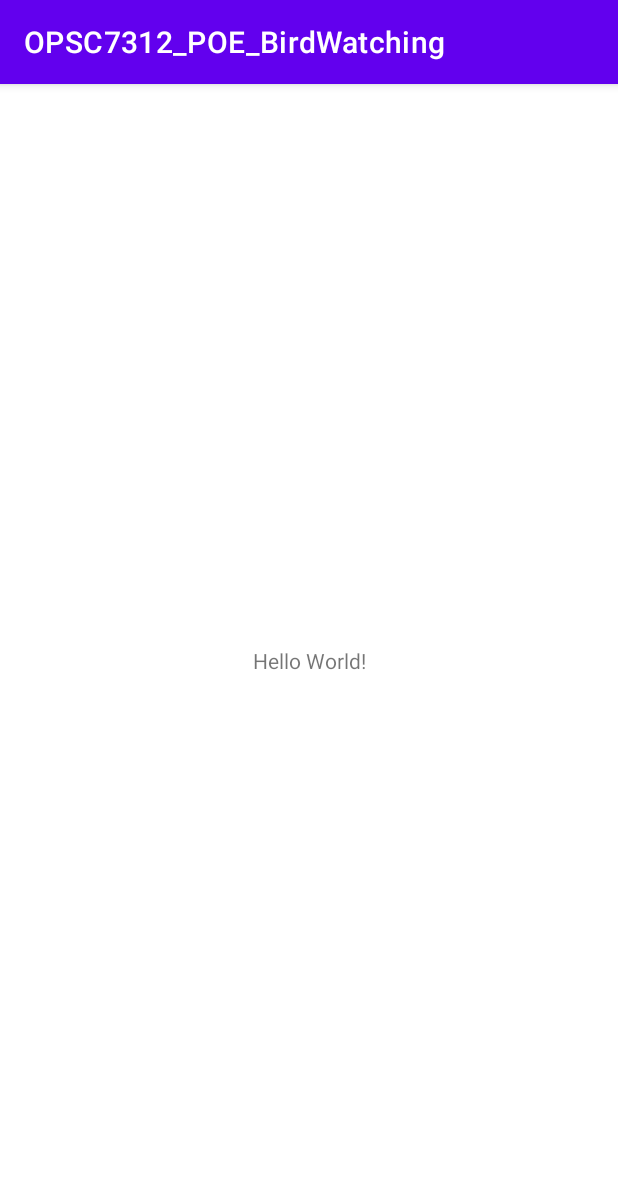
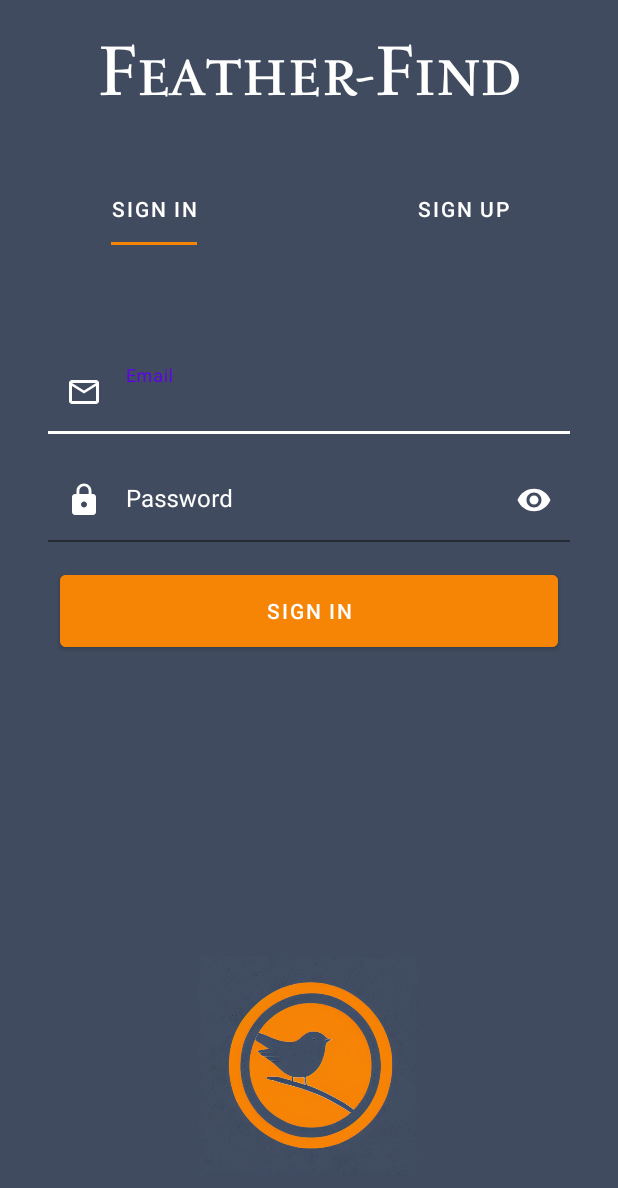
Before and after one commit to Angelo-Traverso/BirdWatching_Android_Application, an Android app: the screen it shows after launch (MainActivity), on a phone screen of 412 x 824 dp. Shown: the top 1188 px of the screen. Run offline under Robolectric (Android 15) with nearby library versions, the phone set to English and light mode, and no system bars.

Commit message:
Started Tab Functionality for Signin/Signup
Started Sign In Fragment UI

```diff
--- a/app/src/main/java/com/example/opsc7312_poe_birdwatching/MainActivity.kt
+++ b/app/src/main/java/com/example/opsc7312_poe_birdwatching/MainActivity.kt
@@ -1,11 +1,26 @@
 package com.example.opsc7312_poe_birdwatching
 
+import PagerAdapter
 import androidx.appcompat.app.AppCompatActivity
 import android.os.Bundle
+import android.view.LayoutInflater
+import androidx.fragment.app.Fragment
+import androidx.fragment.app.FragmentManager
+import androidx.fragment.app.FragmentPagerAdapter
+import androidx.viewpager.widget.ViewPager
+import com.google.android.material.tabs.TabLayout
 
 class MainActivity : AppCompatActivity() {
     override fun onCreate(savedInstanceState: Bundle?) {
         super.onCreate(savedInstanceState)
         setContentView(R.layout.activity_main)
+
+        val tabLayout: TabLayout = findViewById(R.id.tabLayout)
+        val viewPager: ViewPager = findViewById(R.id.viewPager)
+
+        val pagerAdapter = PagerAdapter(supportFragmentManager)
+        viewPager.adapter = pagerAdapter
+        tabLayout.setupWithViewPager(viewPager)
     }
+
 }
--- /dev/null
+++ b/app/src/main/java/com/example/opsc7312_poe_birdwatching/PagerAdapter.kt
@@ -0,0 +1,27 @@
+import androidx.fragment.app.Fragment
+import androidx.fragment.app.FragmentManager
+import androidx.fragment.app.FragmentPagerAdapter
+import com.example.opsc7312_poe_birdwatching.SignIn
+import com.example.opsc7312_poe_birdwatching.SignUp
+
+class PagerAdapter(fm: FragmentManager) : FragmentPagerAdapter(fm, BEHAVIOR_RESUME_ONLY_CURRENT_FRAGMENT) {
+    override fun getItem(position: Int): Fragment {
+        return when (position) {
+            0 -> SignIn()
+            1 -> SignUp()
+            else -> throw IllegalArgumentException("Invalid position")
+        }
+    }
+
+    override fun getCount(): Int {
+        return 2 // Number of tabs
+    }
+
+    override fun getPageTitle(position: Int): CharSequence? {
+        return when (position) {
+            0 -> "Sign In"
+            1 -> "Sign Up"
+            else -> null
+        }
+    }
+}
--- /dev/null
+++ b/app/src/main/java/com/example/opsc7312_poe_birdwatching/SignIn.kt
@@ -0,0 +1,59 @@
+package com.example.opsc7312_poe_birdwatching
+
+import android.os.Bundle
+import androidx.fragment.app.Fragment
+import android.view.LayoutInflater
+import android.view.View
+import android.view.ViewGroup
+
+// TODO: Rename parameter arguments, choose names that match
+// the fragment initialization parameters, e.g. ARG_ITEM_NUMBER
+private const val ARG_PARAM1 = "param1"
+private const val ARG_PARAM2 = "param2"
+
+/**
+ * A simple [Fragment] subclass.
+ * Use the [SignIn.newInstance] factory method to
+ * create an instance of this fragment.
+ */
+class SignIn : Fragment() {
+    // TODO: Rename and change types of parameters
+    private var param1: String? = null
+    private var param2: String? = null
+
+    override fun onCreate(savedInstanceState: Bundle?) {
+        super.onCreate(savedInstanceState)
+        arguments?.let {
+            param1 = it.getString(ARG_PARAM1)
+            param2 = it.getString(ARG_PARAM2)
+        }
+    }
+
+    override fun onCreateView(
+        inflater: LayoutInflater, container: ViewGroup?,
+        savedInstanceState: Bundle?
+    ): View? {
+        // Inflate the layout for this fragment
+        return inflater.inflate(R.layout.fragment_sign_in, container, false)
+    }
+
+    companion object {
+        /**
+         * Use this factory method to create a new instance of
+         * this fragment using the provided parameters.
+         *
+         * @param param1 Parameter 1.
+         * @param param2 Parameter 2.
+         * @return A new instance of fragment SignIn.
+         */
+        // TODO: Rename and change types and number of parameters
+        @JvmStatic
+        fun newInstance(param1: String, param2: String) =
+            SignIn().apply {
+                arguments = Bundle().apply {
+                    putString(ARG_PARAM1, param1)
+                    putString(ARG_PARAM2, param2)
+                }
+            }
+    }
+}
--- /dev/null
+++ b/app/src/main/java/com/example/opsc7312_poe_birdwatching/SignUp.kt
@@ -0,0 +1,59 @@
+package com.example.opsc7312_poe_birdwatching
+
+import android.os.Bundle
+import androidx.fragment.app.Fragment
+import android.view.LayoutInflater
+import android.view.View
+import android.view.ViewGroup
+
+// TODO: Rename parameter arguments, choose names that match
+// the fragment initialization parameters, e.g. ARG_ITEM_NUMBER
+private const val ARG_PARAM1 = "param1"
+private const val ARG_PARAM2 = "param2"
+
+/**
+ * A simple [Fragment] subclass.
+ * Use the [SignUp.newInstance] factory method to
+ * create an instance of this fragment.
+ */
+class SignUp : Fragment() {
+    // TODO: Rename and change types of parameters
+    private var param1: String? = null
+    private var param2: String? = null
+
+    override fun onCreate(savedInstanceState: Bundle?) {
+        super.onCreate(savedInstanceState)
+        arguments?.let {
+            param1 = it.getString(ARG_PARAM1)
+            param2 = it.getString(ARG_PARAM2)
+        }
+    }
+
+    override fun onCreateView(
+        inflater: LayoutInflater, container: ViewGroup?,
+        savedInstanceState: Bundle?
+    ): View? {
+        // Inflate the layout for this fragment
+        return inflater.inflate(R.layout.fragment_sign_up, container, false)
+    }
+
+    companion object {
+        /**
+         * Use this factory method to create a new instance of
+         * this fragment using the provided parameters.
+         *
+         * @param param1 Parameter 1.
+         * @param param2 Parameter 2.
+         * @return A new instance of fragment SignUp.
+         */
+        // TODO: Rename and change types and number of parameters
+        @JvmStatic
+        fun newInstance(param1: String, param2: String) =
+            SignUp().apply {
+                arguments = Bundle().apply {
+                    putString(ARG_PARAM1, param1)
+                    putString(ARG_PARAM2, param2)
+                }
+            }
+    }
+}
--- /dev/null
+++ b/app/src/main/res/drawable/baseline_lock_24.xml
@@ -0,0 +1,5 @@
+<vector android:height="24dp" android:tint="#FFFFFF"
+    android:viewportHeight="24" android:viewportWidth="24"
+    android:width="24dp" xmlns:android="http://schemas.android.com/apk/res/android">
+    <path android:fillColor="@android:color/white" android:pathData="M18,8h-1L17,6c0,-2.76 -2.24,-5 -5,-5S7,3.24 7,6v2L6,8c-1.1,0 -2,0.9 -2,2v10c0,1.1 0.9,2 2,2h12c1.1,0 2,-0.9 2,-2L20,10c0,-1.1 -0.9,-2 -2,-2zM12,17c-1.1,0 -2,-0.9 -2,-2s0.9,-2 2,-2 2,0.9 2,2 -0.9,2 -2,2zM15.1,8L8.9,8L8.9,6c0,-1.71 1.39,-3.1 3.1,-3.1 1.71,0 3.1,1.39 3.1,3.1v2z"/>
+</vector>
--- /dev/null
+++ b/app/src/main/res/drawable/baseline_mail_outline_24.xml
@@ -0,0 +1,5 @@
+<vector android:height="24dp" android:tint="#FFFFFF"
+    android:viewportHeight="24" android:viewportWidth="24"
+    android:width="24dp" xmlns:android="http://schemas.android.com/apk/res/android">
+    <path android:fillColor="@android:color/white" android:pathData="M20,4L4,4c-1.1,0 -1.99,0.9 -1.99,2L2,18c0,1.1 0.9,2 2,2h16c1.1,0 2,-0.9 2,-2L22,6c0,-1.1 -0.9,-2 -2,-2zM20,18L4,18L4,8l8,5 8,-5v10zM12,11L4,6h16l-8,5z"/>
+</vector>
--- /dev/null
+++ b/app/src/main/res/drawable/tab_indicator.xml
@@ -0,0 +1,8 @@
+<?xml version="1.0" encoding="utf-8"?>
+<layer-list xmlns:android="http://schemas.android.com/apk/res/android">
+    <item>
+        <shape android:shape="rectangle">
+            <solid android:color="@color/tab_indicator" />
+        </shape>
+    </item>
+</layer-list>
--- /dev/null
+++ b/app/src/main/res/font/font.xml
@@ -0,0 +1,4 @@
+<?xml version="1.0" encoding="utf-8"?>
+<font-family xmlns:android="http://schemas.android.com/apk/res/android">
+
+</font-family>
--- a/app/src/main/res/layout/activity_main.xml
+++ b/app/src/main/res/layout/activity_main.xml
@@ -1,18 +1,52 @@
 <?xml version="1.0" encoding="utf-8"?>
-<androidx.constraintlayout.widget.ConstraintLayout xmlns:android="http://schemas.android.com/apk/res/android"
+<RelativeLayout xmlns:android="http://schemas.android.com/apk/res/android"
     xmlns:app="http://schemas.android.com/apk/res-auto"
     xmlns:tools="http://schemas.android.com/tools"
     android:layout_width="match_parent"
     android:layout_height="match_parent"
+    android:background="@color/app_background"
     tools:context=".MainActivity">
 
+
+
     <TextView
-        android:layout_width="wrap_content"
+        android:id="@+id/appName"
+        android:layout_width="match_parent"
         android:layout_height="wrap_content"
-        android:text="Hello World!"
-        app:layout_constraintBottom_toBottomOf="parent"
-        app:layout_constraintEnd_toEndOf="parent"
-        app:layout_constraintStart_toStartOf="parent"
-        app:layout_constraintTop_toTopOf="parent" />
+        android:layout_marginTop="16dp"
+        android:text="@string/app_name"
+        android:textSize="48sp"
+        android:fontFamily="@font/sedansc_regular"
+        android:textColor="@color/white"
+        android:gravity="center"
+        />
 
-</androidx.constraintlayout.widget.ConstraintLayout>
+    <com.google.android.material.tabs.TabLayout
+        android:id="@+id/tabLayout"
+        android:layout_width="match_parent"
+        android:layout_height="wrap_content"
+        android:layout_below="@+id/appName"
+        android:layout_marginTop="32dp"
+        android:background="@android:color/transparent"
+        android:contentDescription="@string/app_name"
+        android:paddingBottom="6dp"
+        app:tabIndicatorColor="@color/tab_indicator"
+        app:tabIndicatorFullWidth="false"
+        app:tabMode="fixed"
+        app:tabTextColor="@color/white">
+
+
+
+    </com.google.android.material.tabs.TabLayout>
+
+    <androidx.viewpager.widget.ViewPager
+        android:id="@+id/viewPager"
+        android:layout_width="match_parent"
+        android:layout_height="match_parent"
+        android:layout_below="@id/tabLayout"
+        android:contentDescription="sd"
+        android:layout_marginTop="48dp" />
+
+
+
+</RelativeLayout>
--- /dev/null
+++ b/app/src/main/res/layout/fragment_sign_in.xml
@@ -0,0 +1,83 @@
+<?xml version="1.0" encoding="utf-8"?>
+<RelativeLayout xmlns:android="http://schemas.android.com/apk/res/android"
+    xmlns:tools="http://schemas.android.com/tools"
+    android:layout_width="match_parent"
+    android:layout_height="match_parent"
+    xmlns:app="http://schemas.android.com/apk/res-auto"
+    android:background="@color/app_background"
+    tools:context=".SignIn">
+
+    <com.google.android.material.textfield.TextInputLayout
+        android:id="@+id/userEmail"
+        android:layout_width="match_parent"
+        android:layout_height="wrap_content"
+        android:layout_marginTop="16dp"
+        android:layout_marginStart="32dp"
+        android:layout_marginEnd="32dp"
+        app:startIconTint="@color/white"
+        style="@style/MyTextInputLayoutStyle"
+        app:startIconDrawable="@drawable/baseline_mail_outline_24"
+        android:hint="Email">
+
+        <com.google.android.material.textfield.TextInputEditText
+            android:layout_width="match_parent"
+            android:layout_height="wrap_content"
+            android:background="@android:color/transparent"
+            />
+
+    </com.google.android.material.textfield.TextInputLayout>
+
+    <com.google.android.material.textfield.TextInputLayout
+        android:id="@+id/userPassword"
+        android:layout_width="match_parent"
+        android:layout_height="wrap_content"
+        android:layout_marginTop="16dp"
+        android:layout_marginStart="32dp"
+        android:layout_marginEnd="32dp"
+        android:layout_below="@+id/userEmail"
+        app:startIconTint="@color/white"
+        app:endIconTint="@color/white"
+        app:startIconDrawable="@drawable/baseline_lock_24"
+        app:endIconMode="password_toggle"
+        style="@style/MyTextInputLayoutStyle"
+        android:hint="Password">
+
+        <com.google.android.material.textfield.TextInputEditText
+            android:layout_width="match_parent"
+            android:layout_height="wrap_content"
+            android:inputType="textPassword"
+            android:background="@android:color/transparent"
+            />
+
+    </com.google.android.material.textfield.TextInputLayout>
+
+    <Button
+        android:id="@+id/btnSignIn"
+        android:layout_width="match_parent"
+        android:layout_height="60dp"
+        android:layout_below="@+id/userPassword"
+        android:layout_marginTop="16dp"
+        android:layout_marginStart="40dp"
+        android:layout_marginEnd="40dp"
+      android:elevation="40dp"
+
+        android:backgroundTint="@color/tab_indicator"
+        android:layout_centerHorizontal="true"
+        android:text="@string/signIn"
+        />
+
+    <ImageView
+        android:id="@+id/ivBottomLogo"
+        android:layout_marginTop="200dp"
+        android:layout_width="match_parent"
+        android:layout_height="200dp"
+        android:layout_alignParentBottom="true"
+        android:layout_alignParentStart="true"
+        android:layout_alignParentEnd="true"
+        android:layout_below="@+id/btnSignIn"
+        android:src="@drawable/logo"
+        android:contentDescription="d"
+        android:layout_marginBottom="40dp"
+        />
+
+</RelativeLayout>
--- /dev/null
+++ b/app/src/main/res/layout/fragment_sign_up.xml
@@ -0,0 +1,14 @@
+<?xml version="1.0" encoding="utf-8"?>
+<FrameLayout xmlns:android="http://schemas.android.com/apk/res/android"
+    xmlns:tools="http://schemas.android.com/tools"
+    android:layout_width="match_parent"
+    android:layout_height="match_parent"
+    tools:context=".SignUp">
+
+    <!-- TODO: Update blank fragment layout -->
+    <TextView
+        android:layout_width="match_parent"
+        android:layout_height="match_parent"
+        android:text="@string/hello_blank_fragment" />
+
+</FrameLayout>
--- a/app/src/main/res/values-night/themes.xml
+++ b/app/src/main/res/values-night/themes.xml
@@ -1,16 +1,16 @@
 <resources xmlns:tools="http://schemas.android.com/tools">
     <!-- Base application theme. -->
-    <style name="Theme.OPSC7312_POE_BirdWatching" parent="Theme.MaterialComponents.DayNight.DarkActionBar">
+    <style name="Theme.OPSC7312_POE_BirdWatching" parent="Theme.MaterialComponents.DayNight.NoActionBar">
         <!-- Primary brand color. -->
-        <item name="colorPrimary">@color/purple_200</item>
+      <!--  <item name="colorPrimary">@color/purple_200</item>
         <item name="colorPrimaryVariant">@color/purple_700</item>
         <item name="colorOnPrimary">@color/black</item>
-        <!-- Secondary brand color. -->
+        &lt;!&ndash; Secondary brand color. &ndash;&gt;
         <item name="colorSecondary">@color/teal_200</item>
         <item name="colorSecondaryVariant">@color/teal_200</item>
         <item name="colorOnSecondary">@color/black</item>
-        <!-- Status bar color. -->
-        <item name="android:statusBarColor">?attr/colorPrimaryVariant</item>
+        &lt;!&ndash; Status bar color. &ndash;&gt;
+        <item name="android:statusBarColor">?attr/colorPrimaryVariant</item>-->
         <!-- Customize your theme here. -->
     </style>
 </resources>
--- a/app/src/main/res/values/colors.xml
+++ b/app/src/main/res/values/colors.xml
@@ -1,5 +1,7 @@
 <?xml version="1.0" encoding="utf-8"?>
 <resources>
+    <color name="tab_indicator">#F68405</color>
+    <color name="app_background">#404B60</color>
     <color name="purple_200">#FFBB86FC</color>
     <color name="purple_500">#FF6200EE</color>
     <color name="purple_700">#FF3700B3</color>
--- a/app/src/main/res/values/strings.xml
+++ b/app/src/main/res/values/strings.xml
@@ -1,3 +1,9 @@
 <resources>
-    <string name="app_name">OPSC7312_POE_BirdWatching</string>
+    <string name="app_name">Feather-Find</string>
+
+    <string name="signIn">Sign In</string>
+
+    <string name="signUp">Sign Up</string>
+
+    <string name="hello_blank_fragment">Hello blank fragment</string>
 </resources>
--- /dev/null
+++ b/app/src/main/res/values/styles.xml
@@ -0,0 +1,14 @@
+<?xml version="1.0" encoding="utf-8"?>
+<resources xmlns:tools="http://schemas.android.com/tools">
+    <style name="MyTextInputLayoutStyle" parent="Widget.MaterialComponents.TextInputLayout.FilledBox">
+        <!-- Customize hint text color -->
+        <item name="android:textColorHint">@color/white</item>
+
+        <!-- Customize box stroke color -->
+        <item name="boxStrokeColor">@color/white</item>
+
+
+        <!-- Customize box background color -->
+        <item name="boxBackgroundColor">@color/white</item>
+    </style>
+</resources>
--- a/app/src/main/res/values/themes.xml
+++ b/app/src/main/res/values/themes.xml
@@ -1,16 +1,16 @@
 <resources xmlns:tools="http://schemas.android.com/tools">
     <!-- Base application theme. -->
-    <style name="Theme.OPSC7312_POE_BirdWatching" parent="Theme.MaterialComponents.DayNight.DarkActionBar">
+    <style name="Theme.OPSC7312_POE_BirdWatching" parent="Theme.MaterialComponents.DayNight.NoActionBar">
         <!-- Primary brand color. -->
-        <item name="colorPrimary">@color/purple_500</item>
+       <!-- <item name="colorPrimary">@color/purple_500</item>
         <item name="colorPrimaryVariant">@color/purple_700</item>
         <item name="colorOnPrimary">@color/white</item>
-        <!-- Secondary brand color. -->
+        &lt;!&ndash; Secondary brand color. &ndash;&gt;
         <item name="colorSecondary">@color/teal_200</item>
         <item name="colorSecondaryVariant">@color/teal_700</item>
         <item name="colorOnSecondary">@color/black</item>
-        <!-- Status bar color. -->
-        <item name="android:statusBarColor">?attr/colorPrimaryVariant</item>
+        &lt;!&ndash; Status bar color. &ndash;&gt;
+        <item name="android:statusBarColor">?attr/colorPrimaryVariant</item>-->
         <!-- Customize your theme here. -->
     </style>
 </resources>
```
Also changed, not shown: app/src/main/res/drawable/logo.png (added), app/src/main/res/font/sedansc_regular.ttf (added).
